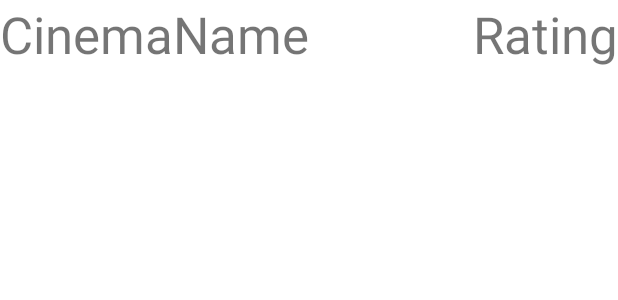
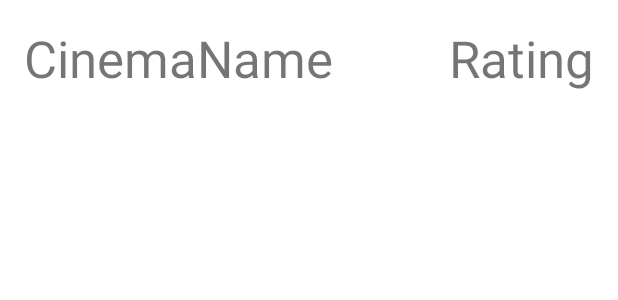
Before and after one commit to samlim1104/RateMyPopcorn, an Android app: the layout activity_cinema.xml on its own in the app's theme, with its tools: preview values and no code run, on a phone screen of 412 x 824 dp. Shown: the top 300 px of the screen. Run offline under Robolectric (Android 15) with nearby library versions, the phone set to English and light mode, and no system bars.

Commit message:
initial commit

```diff
--- a/app/src/main/res/layout/activity_cinema.xml
+++ b/app/src/main/res/layout/activity_cinema.xml
@@ -2,22 +2,29 @@
 <androidx.constraintlayout.widget.ConstraintLayout xmlns:android="http://schemas.android.com/apk/res/android"
     xmlns:app="http://schemas.android.com/apk/res-auto"
     xmlns:tools="http://schemas.android.com/tools"
+    android:id="@+id/layout_cinema"
     android:layout_width="match_parent"
     android:layout_height="wrap_content">
 
     <TextView
-        android:id="@+id/textView"
+        android:id="@+id/textView_cinema_name"
         android:layout_width="wrap_content"
         android:layout_height="wrap_content"
+        android:layout_marginStart="16dp"
+        android:layout_marginTop="16dp"
+        android:layout_marginBottom="16dp"
         android:text="CinemaName"
         android:textSize="34sp"
+        app:layout_constraintBottom_toBottomOf="parent"
         app:layout_constraintStart_toStartOf="parent"
         app:layout_constraintTop_toTopOf="parent" />
 
     <TextView
-        android:id="@+id/textView2"
+        android:id="@+id/textView_cinema_rating"
         android:layout_width="wrap_content"
         android:layout_height="wrap_content"
+        android:layout_marginTop="16dp"
+        android:layout_marginEnd="16dp"
         android:text="Rating"
         android:textSize="34sp"
         app:layout_constraintEnd_toEndOf="parent"
```
Also changed, not shown: app/src/main/java/com/example/ratemypopcorn/MovieAdapter.kt (added, +20 -0 lines).
